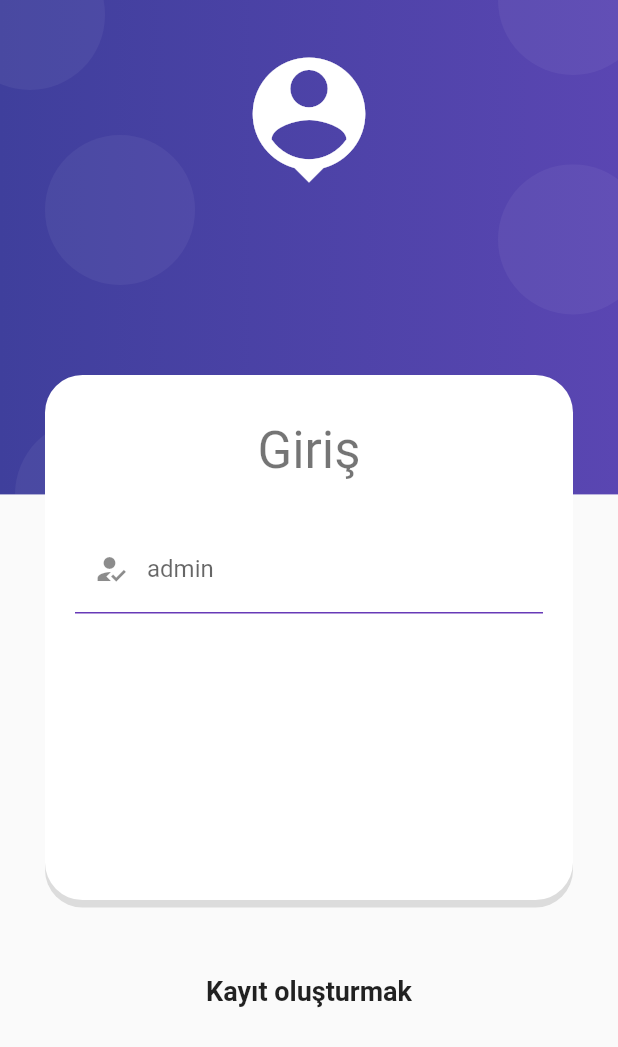
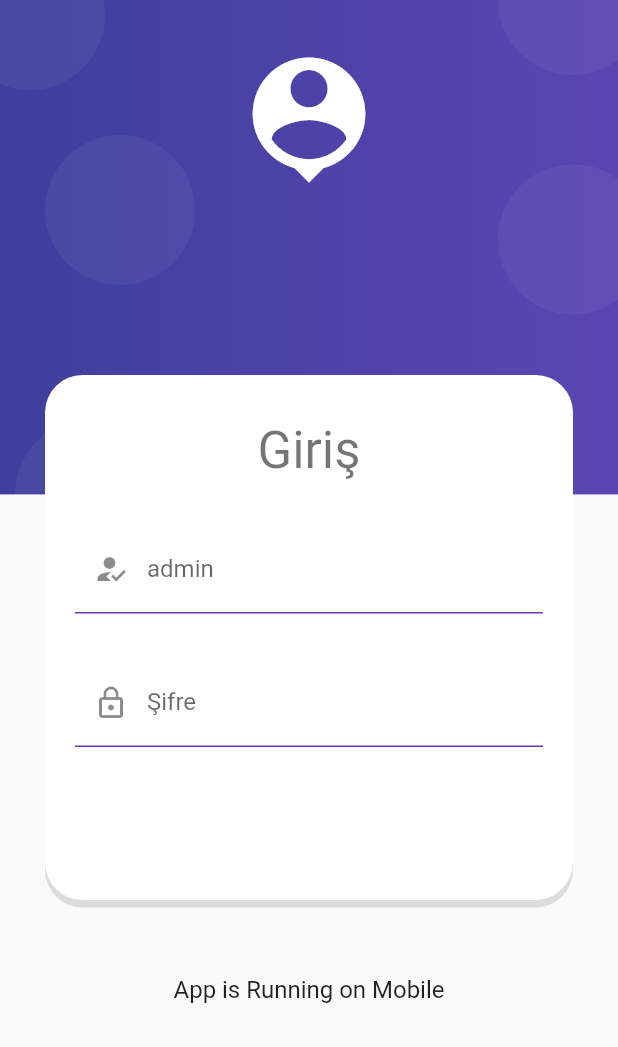
Before and after one commit to muratkcrm/fastmkcrm, a Flutter app: the screen it shows after launch, on a phone screen of 412 x 824 dp. Shown: the top 1047 px of the screen. Run offline on Flutter 3.47's test engine with Material 2 defaults, Android fonts, the phone set to English and light mode, and no system bars.

Commit message:
fastmkcrm04012023-1

```diff
--- a/lib/main.dart
+++ b/lib/main.dart
@@ -10,7 +10,7 @@ class MyApp extends StatelessWidget {
   Widget build(BuildContext context) {
     return MaterialApp(
       debugShowCheckedModeBanner: false,
-      title: 'Material App',
+      title: 'Fast Mk',
       routes: {
         'login': (_) => const LoginScreen(),
       },
--- a/lib/screens/login_screen.dart
+++ b/lib/screens/login_screen.dart
@@ -1,4 +1,5 @@
 import 'package:flutter/material.dart';
+import 'package:flutter/foundation.dart' show kIsWeb;
 
 class LoginScreen extends StatelessWidget {
   const LoginScreen({super.key});
@@ -7,7 +8,7 @@ class LoginScreen extends StatelessWidget {
   Widget build(BuildContext context) {
     final size = MediaQuery.of(context).size;
     return Scaffold(
-      body: Container(
+      body: SizedBox(
         width: double.infinity,
         height: double.infinity,
         child: Stack(
@@ -18,6 +19,7 @@ class LoginScreen extends StatelessWidget {
           ],
         ),
       ),
+
     );
   }
 
@@ -64,6 +66,22 @@ class LoginScreen extends StatelessWidget {
                           prefixIcon: Icon(Icons.how_to_reg),
                         ),
                       ),
+                      const SizedBox(height: 30),
+                      TextFormField(
+                        autocorrect: false,
+                        decoration: const InputDecoration(
+                          enabledBorder: UnderlineInputBorder(
+                            borderSide: BorderSide(color: Colors.deepPurple),
+                          ),
+                          focusedBorder: UnderlineInputBorder(
+                            borderSide:
+                                BorderSide(color: Colors.deepPurple, width: 2),
+                          ),
+                          hintText: '***********',
+                          labelText: 'Şifre',
+                          prefixIcon: Icon(Icons.lock_outline),
+                        ),
+                      ),
                     ],
                   ),
                 ),
@@ -72,9 +90,13 @@ class LoginScreen extends StatelessWidget {
           ),
         ),
         const SizedBox(height: 50),
+        //const Text(
+        //  'Kayıt oluşturmak',
+        //  style: TextStyle(fontSize: 18, fontWeight: FontWeight.bold),
+        //),
         const Text(
-          'Kayıt oluşturmak',
-          style: TextStyle(fontSize: 18, fontWeight: FontWeight.bold),
+          kIsWeb ? "App is Running on Web" : "App is Running on Mobile",
+          style: TextStyle(fontSize: 16, fontWeight: FontWeight.normal),
         ),
       ],
     );
--- /dev/null
+++ b/lib/widgets/input_decoration.dart
@@ -0,0 +1,5 @@
+import 'package:flutter/material.dart';
+
+class InputDecoration{
+
+}
```
